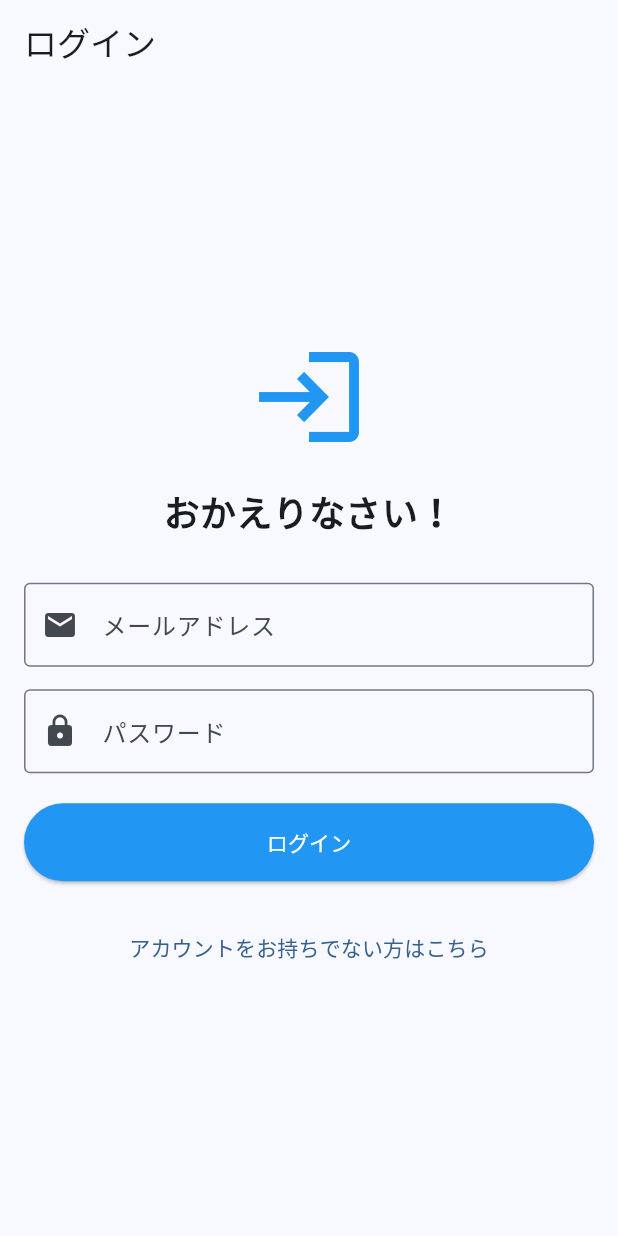
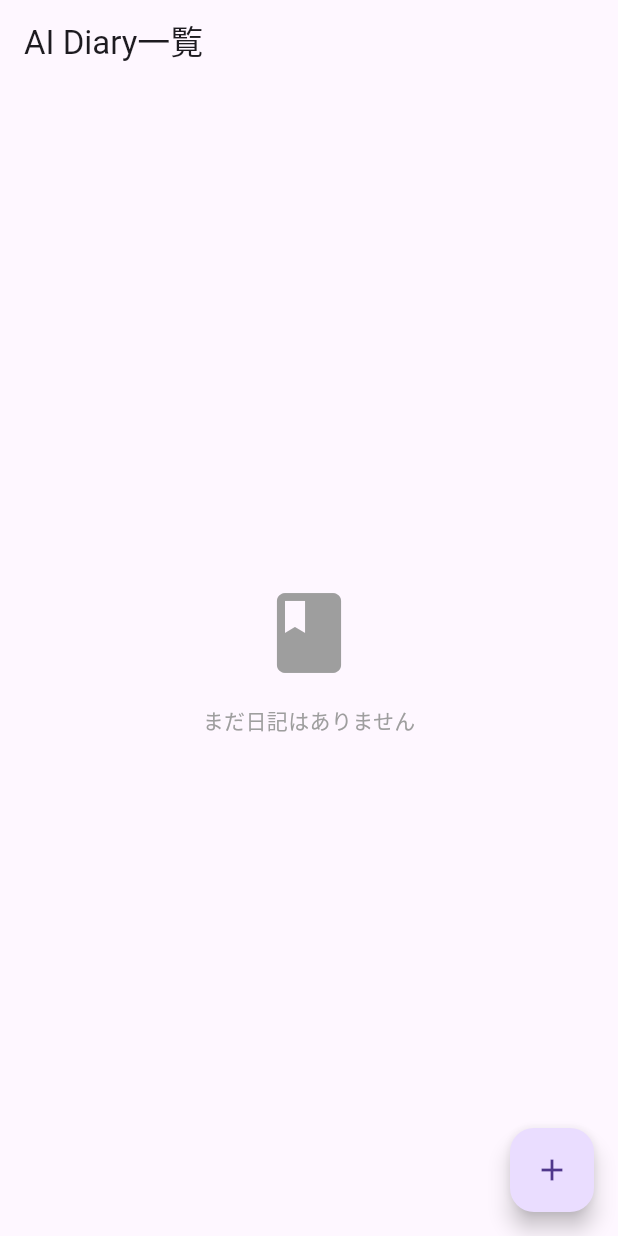
Before and after one commit to tsujioka0827/ai_image_diary, a Flutter app: the screen it shows after launch, on a phone screen of 412 x 824 dp. Run offline on Flutter 3.47's test engine with Material 3 defaults, Android fonts, the light colour scheme and no system bars; missing offline and left inert: amplify_api, amplify_auth_cognito, amplify_core, amplify_flutter.

Commit message:
AI機能の実装

```diff
--- a/lib/main.dart
+++ b/lib/main.dart
@@ -1,70 +1,20 @@
 import 'package:flutter/material.dart';
-import 'package:amplify_flutter/amplify_flutter.dart';
-import 'package:amplify_auth_cognito/amplify_auth_cognito.dart';
-import 'package:amplify_api/amplify_api.dart'; // これで本物だけが見えるようになります
-import 'package:ai_image_diary/models/ModelProvider.dart';
-import 'package:ai_image_diary/amplifyconfiguration.dart';
-import 'screens/login_screen.dart';
-import 'screens/home_screen.dart';
-import 'package:amplify_storage_s3/amplify_storage_s3.dart';
+import 'screens/home_page.dart'; // screensフォルダの中を見る
 
 void main() {
   runApp(const MyApp());
 }
 
-class MyApp extends StatefulWidget {
+class MyApp extends StatelessWidget {
   const MyApp({super.key});
-
-  @override
-  State<MyApp> createState() => _MyAppState();
-}
-
-class _MyAppState extends State<MyApp> {
-  bool _isAmplifyConfigured = false;
-  bool _isSignedIn = false;
-
-  @override
-  void initState() {
-    super.initState();
-    _configureAmplify();
-  }
-
-  Future<void> _configureAmplify() async {
-    try {
-      if (!Amplify.isConfigured) {
-        final auth = AmplifyAuthCognito();
-
-        final storagePlugin = AmplifyStorageS3();
-
-        // ★偽物を隠したので、普通に書くだけで「本物」が使われます！
-        final api = AmplifyAPI(
-            options: APIPluginOptions(modelProvider: ModelProvider.instance));
-
-        await Amplify.addPlugins([auth, api, storagePlugin]);
-        await Amplify.configure(amplifyconfig);
-      }
-
-      final session = await Amplify.Auth.fetchAuthSession();
-
-      setState(() {
-        _isSignedIn = session.isSignedIn;
-        _isAmplifyConfigured = true;
-      });
-
-      print('Amplify設定完了。ログイン状態: $_isSignedIn');
-    } catch (e) {
-      print('Amplify設定エラー: $e');
-    }
-  }
 
   @override
   Widget build(BuildContext context) {
     return MaterialApp(
-      title: 'AI Image Diary',
-      theme: ThemeData(useMaterial3: true, colorSchemeSeed: Colors.blue),
-      home: _isAmplifyConfigured
-          ? (_isSignedIn ? const HomeScreen() : const LoginScreen())
-          : const Scaffold(body: Center(child: CircularProgressIndicator())),
+      debugShowCheckedModeBanner: false, // 右上の帯を消す
+      title: 'AI Diary',
+      theme: ThemeData(primarySwatch: Colors.blue, useMaterial3: true),
+      home: const HomePage(),
     );
   }
 }
--- /dev/null
+++ b/lib/screens/home_page.dart
@@ -0,0 +1,33 @@
+import 'package:flutter/material.dart';
+import 'diary_entry_page.dart'; // 同じフォルダなのでそのまま呼べる
+
+class HomePage extends StatelessWidget {
+  const HomePage({super.key});
+
+  @override
+  Widget build(BuildContext context) {
+    return Scaffold(
+      appBar: AppBar(title: const Text('AI Diary一覧')),
+      body: Center(
+        child: Column(
+          mainAxisAlignment: MainAxisAlignment.center,
+          children: const [
+            Icon(Icons.book, size: 64, color: Colors.grey),
+            SizedBox(height: 16),
+            Text('まだ日記はありません', style: TextStyle(color: Colors.grey)),
+          ],
+        ),
+      ),
+      floatingActionButton: FloatingActionButton(
+        child: const Icon(Icons.add),
+        onPressed: () {
+          // 日記作成画面へ移動
+          Navigator.push(
+            context,
+            MaterialPageRoute(builder: (context) => const DiaryEntryPage()),
+          );
+        },
+      ),
+    );
+  }
+}
--- a/pubspec.yaml
+++ b/pubspec.yaml
@@ -18,6 +18,7 @@ dependencies:
   amplify_datastore: ^2.8.0
   amplify_api: ^2.8.0
   amplify_storage_s3: ^2.8.0
+  http: ^1.6.0
 
 dev_dependencies:
   flutter_test:
```
Also changed, not shown: lib/screens/diary_entry_page.dart (added, +75 -0 lines), lib/services/ai_service.dart (added, +36 -0 lines), pubspec.lock.
